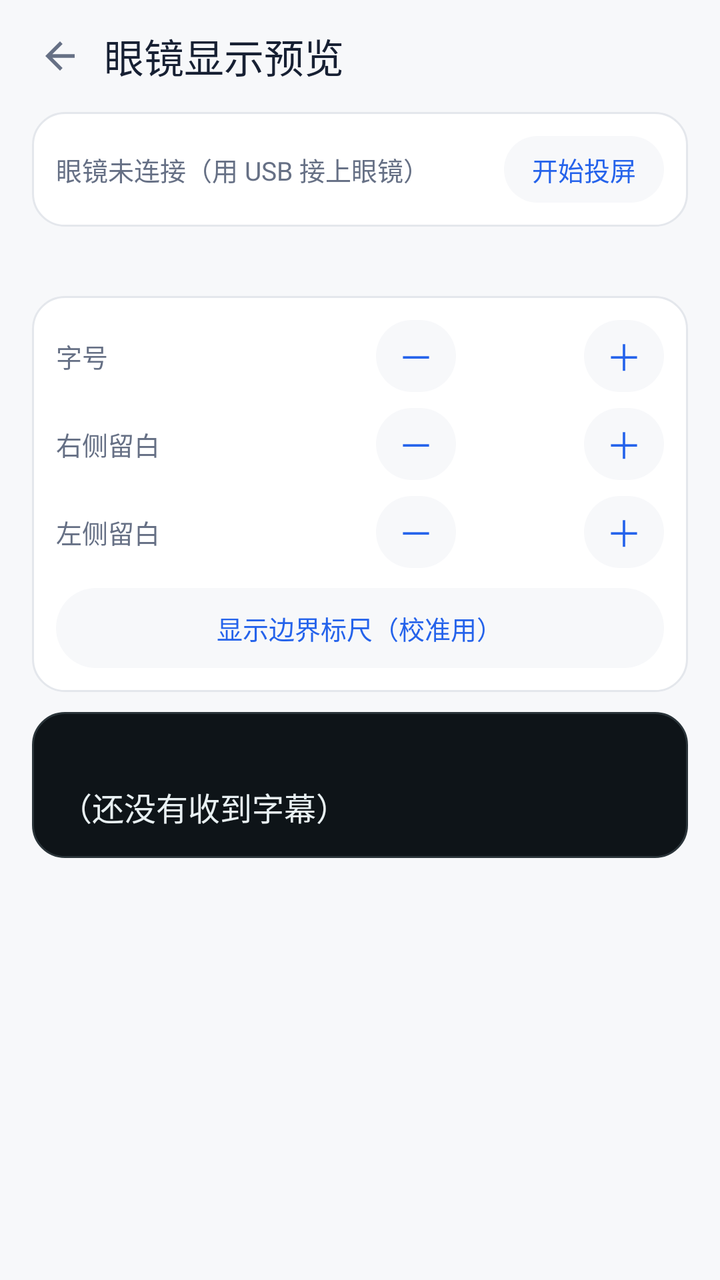
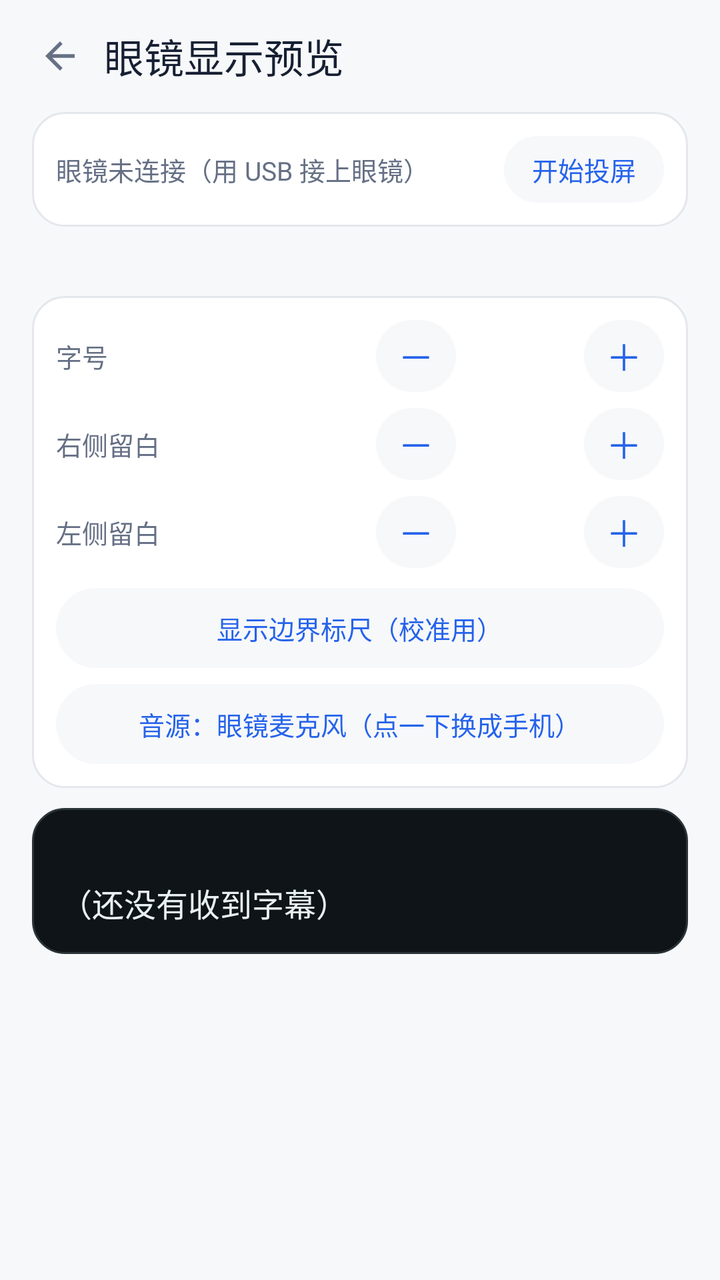

Screens rendered from an Android XML layout before and after an edit, with the pre-edit source and the edit as a unified diff.
<!-- AndroidManifest.xml: application theme AppTheme -->
<!-- res/layout/overlay_glasses.xml -->
<?xml version="1.0" encoding="utf-8"?>
<LinearLayout xmlns:android="http://schemas.android.com/apk/res/android"
    android:layout_width="match_parent"
    android:layout_height="match_parent"
    android:background="@color/page"
    android:orientation="vertical">

    <LinearLayout
        android:layout_width="match_parent"
        android:layout_height="56dp"
        android:gravity="center_vertical"
        android:orientation="horizontal"
        android:paddingStart="8dp"
        android:paddingEnd="16dp">

        <ImageView
            android:id="@+id/glassesBack"
            android:layout_width="44dp"
            android:layout_height="44dp"
            android:background="@drawable/tap_icon_bare"
            android:clickable="true"
            android:contentDescription="@string/back"
            android:focusable="true"
            android:padding="11dp"
            android:src="@drawable/ic_back" />

        <TextView
            android:id="@+id/glassesTitle"
            android:layout_width="0dp"
            android:layout_height="wrap_content"
            android:layout_weight="1"
            android:fontFamily="sans-serif-medium"
            android:text="@string/glasses_preview_title"
            android:textColor="@color/ink"
            android:textSize="20sp" />
    </LinearLayout>

    
    <LinearLayout
        android:layout_width="match_parent"
        android:layout_height="wrap_content"
        android:layout_marginStart="16dp"
        android:layout_marginEnd="16dp"
        android:layout_marginBottom="10dp"
        android:background="@drawable/bg_card"
        android:gravity="center_vertical"
        android:orientation="horizontal"
        android:padding="12dp">

        <TextView
            android:id="@+id/glassesRealStatus"
            android:layout_width="0dp"
            android:layout_height="wrap_content"
            android:layout_weight="1"
            android:text="@string/glasses_real_idle"
            android:textColor="@color/ink_soft"
            android:textSize="13sp" />

        <TextView
            android:id="@+id/glassesRealToggle"
            android:layout_width="wrap_content"
            android:layout_height="wrap_content"
            android:background="@drawable/tap_pill"
            android:clickable="true"
            android:focusable="true"
            android:paddingStart="14dp"
            android:paddingTop="7dp"
            android:paddingEnd="14dp"
            android:paddingBottom="7dp"
            android:text="@string/glasses_real_cast"
            android:textColor="@color/brand"
            android:textSize="13sp" />
    </LinearLayout>

    
    <TextView
        android:id="@+id/glassesRealDiag"
        android:layout_width="match_parent"
        android:layout_height="wrap_content"
        android:layout_marginStart="16dp"
        android:layout_marginEnd="16dp"
        android:layout_marginBottom="10dp"
        android:fontFamily="monospace"
        android:textColor="@color/ink_soft"
        android:textSize="11sp" />

    
    <LinearLayout
        android:layout_width="match_parent"
        android:layout_height="wrap_content"
        android:layout_marginStart="16dp"
        android:layout_marginEnd="16dp"
        android:layout_marginBottom="10dp"
        android:background="@drawable/bg_card"
        android:orientation="vertical"
        android:padding="12dp">

        <LinearLayout
            android:layout_width="match_parent"
            android:layout_height="wrap_content"
            android:gravity="center_vertical"
            android:orientation="horizontal">

            <TextView
                android:layout_width="0dp"
                android:layout_height="wrap_content"
                android:layout_weight="1"
                android:text="@string/glasses_tune_font"
                android:textColor="@color/ink_soft"
                android:textSize="13sp" />

            <TextView
                android:id="@+id/glassesFontMinus"
                android:layout_width="40dp"
                android:layout_height="36dp"
                android:background="@drawable/tap_pill"
                android:clickable="true"
                android:focusable="true"
                android:gravity="center"
                android:text="@string/glasses_tune_minus"
                android:textColor="@color/brand"
                android:textSize="18sp" />

            <TextView
                android:id="@+id/glassesFontValue"
                android:layout_width="64dp"
                android:layout_height="wrap_content"
                android:gravity="center"
                android:textColor="@color/ink"
                android:textSize="14sp" />

            <TextView
                android:id="@+id/glassesFontPlus"
                android:layout_width="40dp"
                android:layout_height="36dp"
                android:background="@drawable/tap_pill"
                android:clickable="true"
                android:focusable="true"
                android:gravity="center"
                android:text="@string/glasses_tune_plus"
                android:textColor="@color/brand"
                android:textSize="18sp" />
        </LinearLayout>

        <LinearLayout
            android:layout_width="match_parent"
            android:layout_height="wrap_content"
            android:layout_marginTop="8dp"
            android:gravity="center_vertical"
            android:orientation="horizontal">

            <TextView
                android:layout_width="0dp"
                android:layout_height="wrap_content"
                android:layout_weight="1"
                android:text="@string/glasses_tune_right"
                android:textColor="@color/ink_soft"
                android:textSize="13sp" />

            <TextView
                android:id="@+id/glassesRightMinus"
                android:layout_width="40dp"
                android:layout_height="36dp"
                android:background="@drawable/tap_pill"
                android:clickable="true"
                android:focusable="true"
                android:gravity="center"
                android:text="@string/glasses_tune_minus"
                android:textColor="@color/brand"
                android:textSize="18sp" />

            <TextView
                android:id="@+id/glassesRightValue"
                android:layout_width="64dp"
                android:layout_height="wrap_content"
                android:gravity="center"
                android:textColor="@color/ink"
                android:textSize="14sp" />

            <TextView
                android:id="@+id/glassesRightPlus"
                android:layout_width="40dp"
                android:layout_height="36dp"
                android:background="@drawable/tap_pill"
                android:clickable="true"
                android:focusable="true"
                android:gravity="center"
                android:text="@string/glasses_tune_plus"
                android:textColor="@color/brand"
                android:textSize="18sp" />
        </LinearLayout>

        <LinearLayout
            android:layout_width="match_parent"
            android:layout_height="wrap_content"
            android:layout_marginTop="8dp"
            android:gravity="center_vertical"
            android:orientation="horizontal">

            <TextView
                android:layout_width="0dp"
                android:layout_height="wrap_content"
                android:layout_weight="1"
                android:text="@string/glasses_tune_left"
                android:textColor="@color/ink_soft"
                android:textSize="13sp" />

            <TextView
                android:id="@+id/glassesLeftMinus"
                android:layout_width="40dp"
                android:layout_height="36dp"
                android:background="@drawable/tap_pill"
                android:clickable="true"
                android:focusable="true"
                android:gravity="center"
                android:text="@string/glasses_tune_minus"
                android:textColor="@color/brand"
                android:textSize="18sp" />

            <TextView
                android:id="@+id/glassesLeftValue"
                android:layout_width="64dp"
                android:layout_height="wrap_content"
                android:gravity="center"
                android:textColor="@color/ink"
                android:textSize="14sp" />

            <TextView
                android:id="@+id/glassesLeftPlus"
                android:layout_width="40dp"
                android:layout_height="36dp"
                android:background="@drawable/tap_pill"
                android:clickable="true"
                android:focusable="true"
                android:gravity="center"
                android:text="@string/glasses_tune_plus"
                android:textColor="@color/brand"
                android:textSize="18sp" />
        </LinearLayout>

        
        <LinearLayout
            android:id="@+id/glassesRulerToggle"
            android:layout_width="match_parent"
            android:layout_height="40dp"
            android:layout_marginTop="10dp"
            android:background="@drawable/tap_pill"
            android:clickable="true"
            android:focusable="true"
            android:gravity="center">

            <TextView
                android:id="@+id/glassesRulerLabel"
                android:layout_width="wrap_content"
                android:layout_height="wrap_content"
                android:text="@string/glasses_tune_ruler"
                android:textColor="@color/brand"
                android:textSize="13sp" />
        </LinearLayout>
    </LinearLayout>

    <LinearLayout
        android:layout_width="match_parent"
        android:layout_height="wrap_content"
        android:layout_marginStart="16dp"
        android:layout_marginEnd="16dp"
        android:background="@drawable/panel_bg"
        android:orientation="vertical"
        android:padding="14dp">

        <TextView
            android:id="@+id/glassesBadge"
            android:layout_width="wrap_content"
            android:layout_height="wrap_content"
            android:layout_marginBottom="8dp"
            android:letterSpacing="0.08"
            android:textColor="@color/screen_ink_dim"
            android:textSize="10sp" />

        <TextView
            android:id="@+id/glassesPanel"
            android:layout_width="match_parent"
            android:layout_height="wrap_content"
            android:fontFamily="monospace"
            android:lineSpacingExtra="6dp"
            android:text="@string/glasses_preview_empty"
            android:textColor="@color/screen_ink"
            android:textSize="16sp" />
    </LinearLayout>

    <TextView
        android:id="@+id/glassesCaption"
        android:layout_width="match_parent"
        android:layout_height="wrap_content"
        android:layout_marginStart="16dp"
        android:layout_marginTop="10dp"
        android:layout_marginEnd="16dp"
        android:textColor="@color/ink_faint"
        android:textSize="12sp" />
</LinearLayout>
<!-- resources referenced by this layout -->
<resources>
  <color name="brand">#2563EB</color>
  <color name="ink">#172033</color>
  <color name="ink_faint">#98A2B3</color>
  <color name="ink_soft">#667085</color>
  <color name="page">#F7F8FA</color>
  <color name="screen_ink">#E8F0F2</color>
  <color name="screen_ink_dim">#7C8B93</color>
  <!-- drawable bg_card (drawable) -->
  <?xml version="1.0" encoding="utf-8"?>
  <shape xmlns:android="http://schemas.android.com/apk/res/android" android:shape="rectangle">
      <solid android:color="@color/surface" />
      <stroke android:width="1dp" android:color="@color/line" />
      <corners android:radius="16dp" />
  </shape>
  <!-- drawable ic_back (drawable) -->
  <?xml version="1.0" encoding="utf-8"?>
  <vector xmlns:android="http://schemas.android.com/apk/res/android"
      android:width="22dp" android:height="22dp"
      android:viewportWidth="24" android:viewportHeight="24">
      <path android:fillColor="@color/ink_soft"
          android:pathData="M20,11H7.83l5.59,-5.59L12,4l-8,8 8,8 1.41,-1.41L7.83,13H20v-2z" />
  </vector>
  <!-- drawable panel_bg (drawable) -->
  <?xml version="1.0" encoding="utf-8"?>
  <shape xmlns:android="http://schemas.android.com/apk/res/android" android:shape="rectangle">
      <solid android:color="@color/screen" />
      <stroke android:width="1dp" android:color="@color/screen_line" />
      <corners android:radius="16dp" />
  </shape>
  <!-- drawable tap_icon_bare (drawable) -->
  <?xml version="1.0" encoding="utf-8"?>
  <ripple xmlns:android="http://schemas.android.com/apk/res/android"
      android:color="@color/ripple_light">
      <item>
          <shape android:shape="oval">
              <solid android:color="#00000000" />
          </shape>
      </item>
  </ripple>
  <!-- drawable tap_pill (drawable) -->
  <?xml version="1.0" encoding="utf-8"?>
  <ripple xmlns:android="http://schemas.android.com/apk/res/android"
      android:color="@color/ripple_light">
      <item android:drawable="@drawable/bg_pill" />
  </ripple>
  <string name="back">返回</string>
  <string name="glasses_preview_empty">（还没有收到字幕）</string>
  <string name="glasses_preview_title">眼镜显示预览</string>
  <string name="glasses_real_cast">开始投屏</string>
  <string name="glasses_real_idle">眼镜未连接（用 USB 接上眼镜）</string>
  <string name="glasses_tune_font">字号</string>
  <string name="glasses_tune_left">左侧留白</string>
  <string name="glasses_tune_minus">－</string>
  <string name="glasses_tune_plus">＋</string>
  <string name="glasses_tune_right">右侧留白</string>
  <string name="glasses_tune_ruler">显示边界标尺（校准用）</string>
  <style name="AppTheme" parent="@android:style/Theme.Material.Light.NoActionBar">
          <item name="android:windowBackground">@color/page</item>
          <item name="android:statusBarColor">@color/page</item>
          <item name="android:windowLightStatusBar">true</item>
          <item name="android:navigationBarColor">@color/page</item>
          <item name="android:colorAccent">@color/brand</item>
      </style>
  <color name="surface">#FFFFFF</color>
  <color name="line">#E4E7EC</color>
  <color name="screen">#0E1418</color>
  <color name="screen_line">#2A3439</color>
  <color name="ripple_light">#14000000</color>
  <!-- drawable bg_pill (drawable) -->
  <?xml version="1.0" encoding="utf-8"?>
  <shape xmlns:android="http://schemas.android.com/apk/res/android" android:shape="rectangle">
      <solid android:color="@color/page" />
      <corners android:radius="22dp" />
  </shape>
</resources>

<!-- the commit's change to res/layout/overlay_glasses.xml (unified diff, before → after) -->
@@ -257,6 +257,26 @@
                 android:textColor="@color/brand"
                 android:textSize="13sp" />
         </LinearLayout>
+
+        
+        <LinearLayout
+            android:id="@+id/glassesMicToggle"
+            android:layout_width="match_parent"
+            android:layout_height="40dp"
+            android:layout_marginTop="8dp"
+            android:background="@drawable/tap_pill"
+            android:clickable="true"
+            android:focusable="true"
+            android:gravity="center">
+
+            <TextView
+                android:id="@+id/glassesMicLabel"
+                android:layout_width="wrap_content"
+                android:layout_height="wrap_content"
+                android:text="@string/glasses_mic_source"
+                android:textColor="@color/brand"
+                android:textSize="13sp" />
+        </LinearLayout>
     </LinearLayout>
 
     <LinearLayout
<!-- resource entries referenced after the edit -->
@@ -46,6 +46,7 @@
       <item android:drawable="@drawable/bg_pill" />
   </ripple>
   <string name="back">返回</string>
+  <string name="glasses_mic_source">音源：眼镜麦克风（点一下换成手机）</string>
   <string name="glasses_preview_empty">（还没有收到字幕）</string>
   <string name="glasses_preview_title">眼镜显示预览</string>
   <string name="glasses_real_cast">开始投屏</string>
